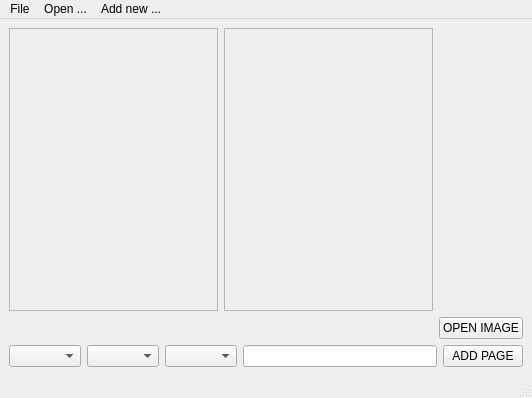
Old version of the form mainwindow.ui in the repository VanillaBerry/skt-desktop.
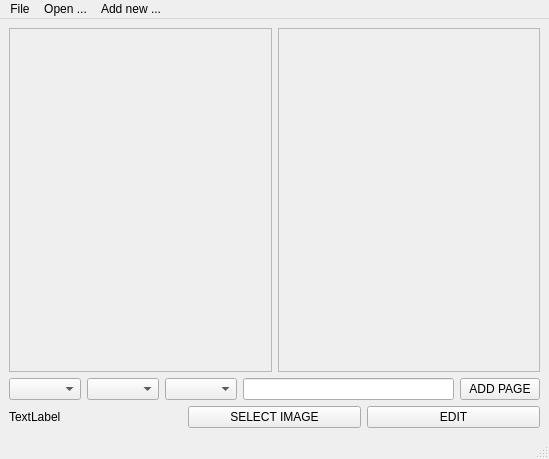
New version of the form. Icons and pictures are not drawn.

Diff of the .ui file:
```diff
--- a/mainwindow.ui
+++ b/mainwindow.ui
@@ -6,8 +6,8 @@
    <rect>
     <x>0</x>
     <y>0</y>
-    <width>532</width>
-    <height>398</height>
+    <width>549</width>
+    <height>459</height>
    </rect>
   </property>
   <property name="sizePolicy">
@@ -56,8 +56,8 @@
         <rect>
          <x>0</x>
          <y>0</y>
-         <width>212</width>
-         <height>277</height>
+         <width>261</width>
+         <height>336</height>
         </rect>
        </property>
       </widget>
@@ -73,34 +73,14 @@
         <rect>
          <x>0</x>
          <y>0</y>
-         <width>211</width>
-         <height>277</height>
+         <width>260</width>
+         <height>336</height>
         </rect>
        </property>
       </widget>
      </widget>
     </item>
-    <item row="0" column="2">
-     <spacer name="verticalSpacer">
-      <property name="orientation">
-       <enum>Qt::Vertical</enum>
-      </property>
-      <property name="sizeHint" stdset="0">
-       <size>
-        <width>20</width>
-        <height>209</height>
-       </size>
-      </property>
-     </spacer>
-    </item>
-    <item row="1" column="2">
-     <widget class="QPushButton" name="pushButton_newimg">
-      <property name="text">
-       <string>OPEN IMAGE</string>
-      </property>
-     </widget>
-    </item>
-    <item row="2" column="0" colspan="3">
+    <item row="1" column="0" colspan="2">
      <layout class="QHBoxLayout" name="horizontalLayout">
       <item>
        <widget class="QComboBox" name="comboBox_Semester"/>
@@ -123,6 +103,31 @@
       </item>
      </layout>
     </item>
+    <item row="2" column="0" colspan="2">
+     <layout class="QHBoxLayout" name="horizontalLayout_2">
+      <item>
+       <widget class="QLabel" name="label">
+        <property name="text">
+         <string>TextLabel</string>
+        </property>
+       </widget>
+      </item>
+      <item>
+       <widget class="QPushButton" name="pushButton_selectImage">
+        <property name="text">
+         <string>SELECT IMAGE</string>
+        </property>
+       </widget>
+      </item>
+      <item>
+       <widget class="QPushButton" name="pushButton_newimg">
+        <property name="text">
+         <string>EDIT</string>
+        </property>
+       </widget>
+      </item>
+     </layout>
+    </item>
    </layout>
   </widget>
   <widget class="QStatusBar" name="statusbar"/>
@@ -131,7 +136,7 @@
     <rect>
      <x>0</x>
      <y>0</y>
-     <width>532</width>
+     <width>549</width>
      <height>21</height>
     </rect>
    </property>
```
